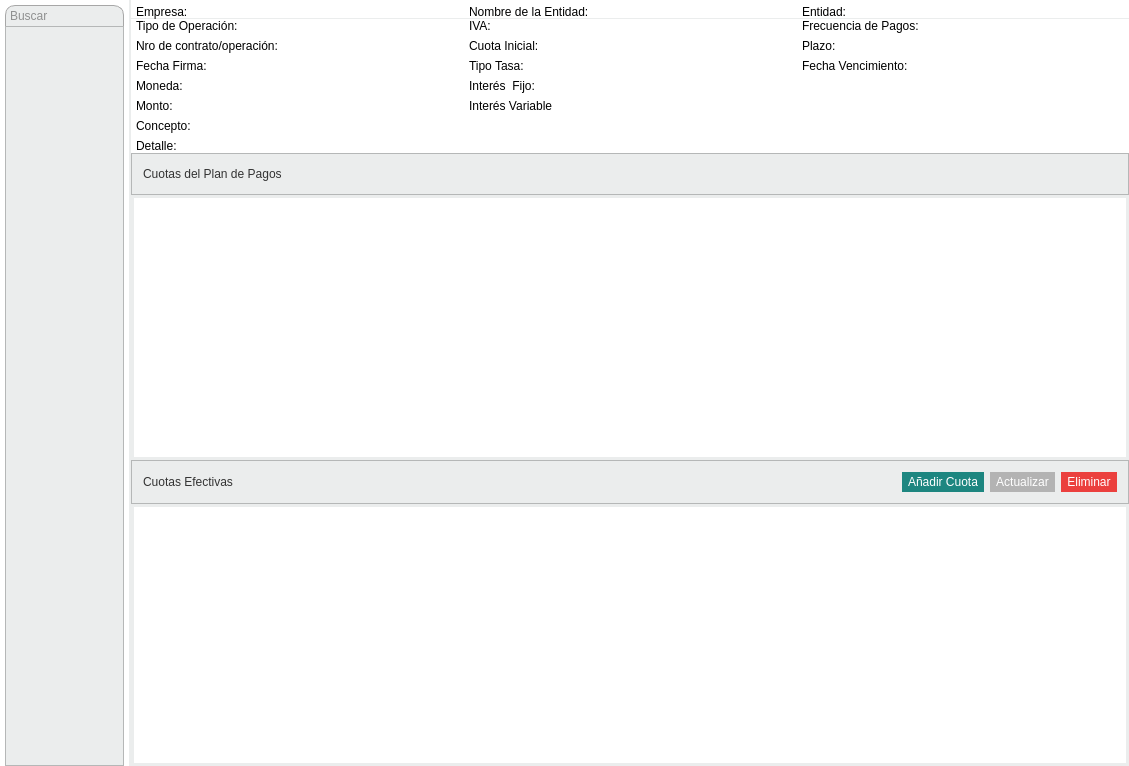
altitude-solutions/Finanzas, file Finanzas/PagosEfectivos.ui: the form before one commit.
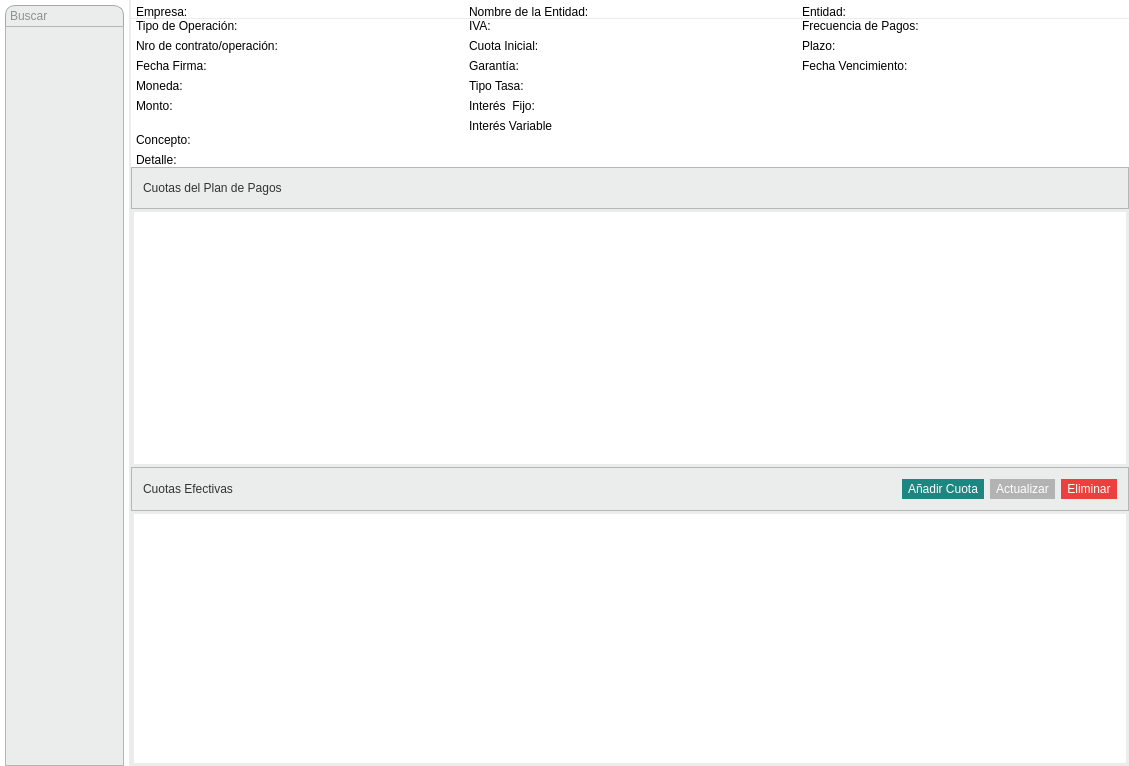
The form after the commit.

The edit to the form file:
```diff
--- a/Finanzas/PagosEfectivos.ui
+++ b/Finanzas/PagosEfectivos.ui
@@ -412,48 +412,62 @@
                 </property>
                </widget>
               </item>
-              <item row="2" column="0">
+              <item row="3" column="0">
                <widget class="QLabel" name="label_24">
                 <property name="text">
                  <string>Tipo Tasa:</string>
                 </property>
                </widget>
               </item>
-              <item row="2" column="1">
+              <item row="3" column="1">
                <widget class="QLabel" name="tipoTasa">
                 <property name="text">
                  <string/>
                 </property>
                </widget>
               </item>
-              <item row="3" column="0">
+              <item row="4" column="0">
                <widget class="QLabel" name="label_22">
                 <property name="text">
                  <string>Interés  Fijo:</string>
                 </property>
                </widget>
               </item>
-              <item row="3" column="1">
+              <item row="4" column="1">
                <widget class="QLabel" name="interesFijo">
                 <property name="text">
                  <string/>
                 </property>
                </widget>
               </item>
-              <item row="4" column="0">
+              <item row="5" column="0">
                <widget class="QLabel" name="label_25">
                 <property name="text">
                  <string>Interés Variable</string>
                 </property>
                </widget>
               </item>
-              <item row="4" column="1">
+              <item row="5" column="1">
                <widget class="QLabel" name="interesVariable">
                 <property name="text">
                  <string/>
                 </property>
                </widget>
               </item>
+              <item row="2" column="0">
+               <widget class="QLabel" name="label_2">
+                <property name="text">
+                 <string>Garantía:</string>
+                </property>
+               </widget>
+              </item>
+              <item row="2" column="1">
+               <widget class="QLabel" name="warranty">
+                <property name="text">
+                 <string/>
+                </property>
+               </widget>
+              </item>
              </layout>
             </item>
             <item>
```
Left out of the diff: 9 changed lines with no effect on the pictures.
